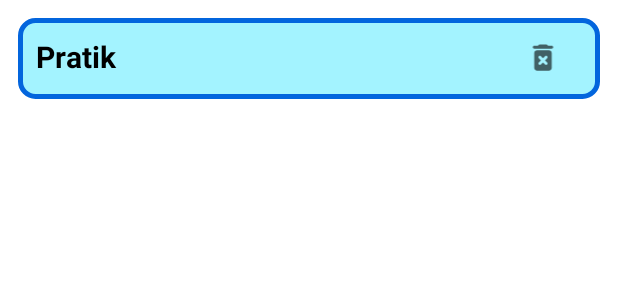
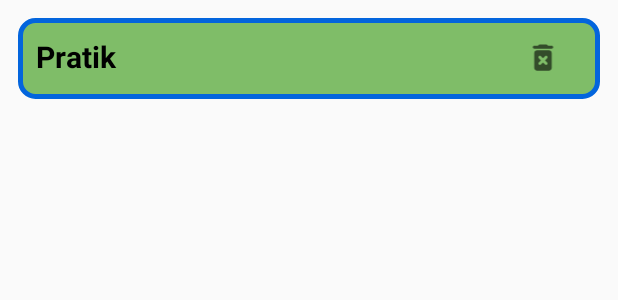
Before and after one commit to PratikChakraborty10/Notes-Application, an Android app: the layout item_note.xml on its own in the app's theme, with its tools: preview values and no code run, on a phone screen of 412 x 824 dp. Shown: the top 300 px of the screen. Run offline under Robolectric (Android 15) with nearby library versions, the phone set to English and light mode, and no system bars.

Commit message:
minor design changes

```diff
--- a/app/src/main/res/drawable/item_note_bg.xml
+++ b/app/src/main/res/drawable/item_note_bg.xml
@@ -1,6 +1,6 @@
 <?xml version="1.0" encoding="utf-8"?>
 <shape xmlns:android="http://schemas.android.com/apk/res/android">
-    <solid android:color="#a3f3ff"/>
+    <solid android:color="#7FBD68"/>
     <stroke android:width="3dp"
         android:color="#0365DD"/>
     <corners android:radius="10dp"/>
--- a/app/src/main/res/layout/activity_main.xml
+++ b/app/src/main/res/layout/activity_main.xml
@@ -28,6 +28,7 @@
         android:layout_width="match_parent"
         android:layout_height="wrap_content"
         android:layout_margin="16dp"
+        android:background="@drawable/bt_bg"
         android:text="submit"
         android:onClick="submitData"
         android:textColor="@color/white"
--- a/app/src/main/res/values/themes.xml
+++ b/app/src/main/res/values/themes.xml
@@ -1,6 +1,6 @@
 <resources xmlns:tools="http://schemas.android.com/tools">
     <!-- Base application theme. -->
-    <style name="Theme.Notes" parent="Theme.MaterialComponents.DayNight.DarkActionBar">
+    <style name="Theme.Notes" parent="Theme.AppCompat.Light.DarkActionBar">
         <!-- Primary brand color. -->
         <item name="colorPrimary">@color/purple_500</item>
         <item name="colorPrimaryVariant">@color/purple_700</item>
```
